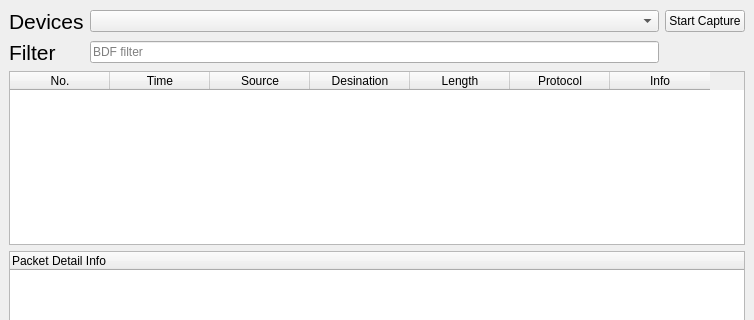
stanley-ju/sniffer, file src/mainwindow.ui: the form before one commit; both pictures show x 0 to 754 and y 0 to 320 of the 754 by 637 pixel window.
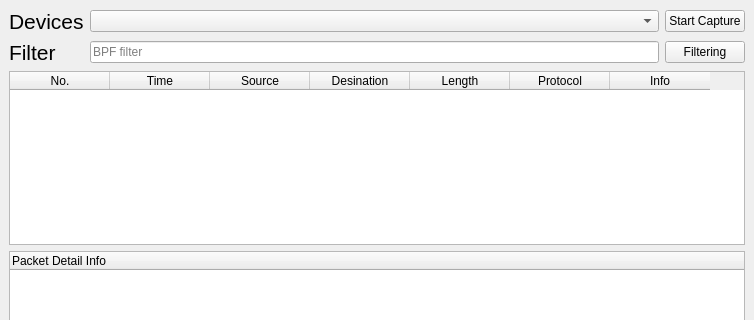
The form after the commit.

The edit to the form file:
```diff
--- a/src/mainwindow.ui
+++ b/src/mainwindow.ui
@@ -112,7 +112,7 @@
        <string/>
       </property>
       <property name="placeholderText">
-       <string>BDF filter</string>
+       <string>BPF filter</string>
       </property>
      </widget>
     </item>
@@ -136,6 +136,13 @@
       </item>
      </layout>
     </item>
+    <item row="1" column="2">
+     <widget class="QPushButton" name="filter_button">
+      <property name="text">
+       <string>Filtering</string>
+      </property>
+     </widget>
+    </item>
    </layout>
   </widget>
   <widget class="QMenuBar" name="menubar">
```
